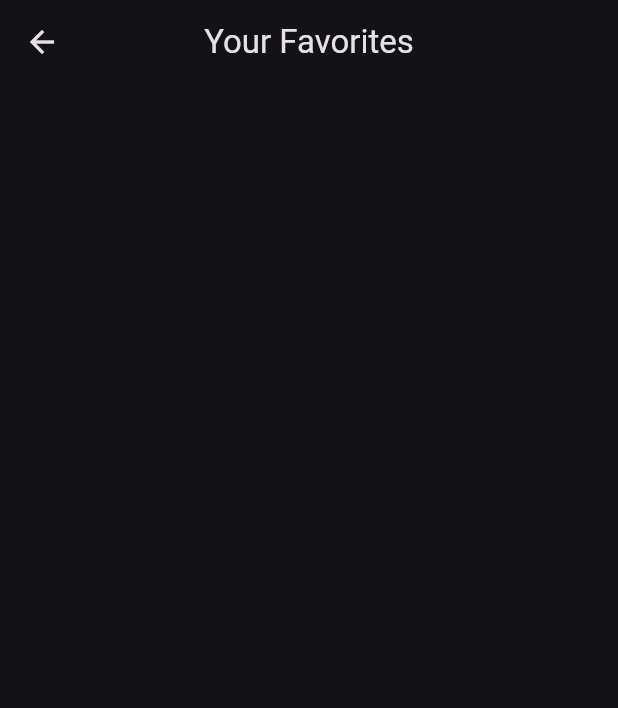
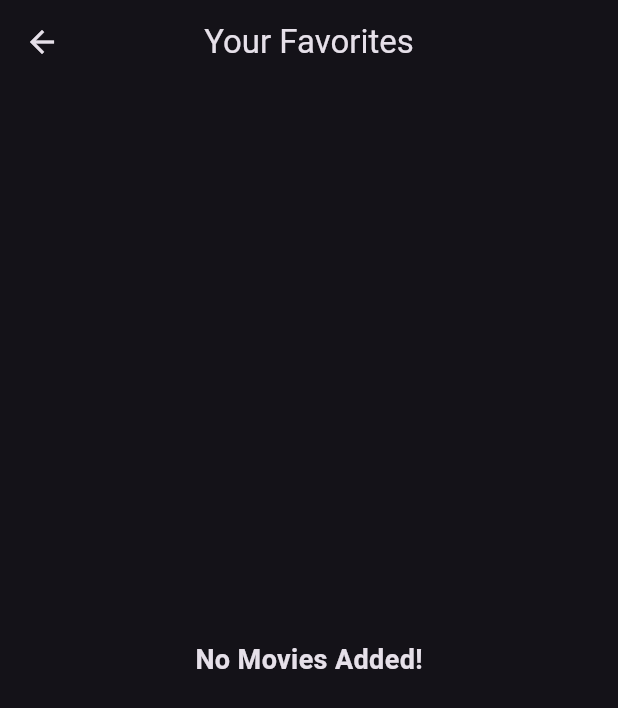
Before and after one commit to madhurchouhan7/favorite_movies_app, a Flutter app: the FavoriteMoviesScreen screen opened directly, on a phone screen of 412 x 824 dp. Shown: the top 708 px of the screen. Run offline on Flutter 3.47's test engine with Material 3 defaults, Android fonts, the phone set to English and light mode, and no system bars.

Commit message:
some more changes

```diff
--- a/lib/screens/favorite_movies_screen.dart
+++ b/lib/screens/favorite_movies_screen.dart
@@ -18,7 +18,14 @@ class FavoriteMoviesScreen extends StatelessWidget {
         builder: (ctx, movieProvider, child) {
           final favoriteMovies = movieProvider.favoriteMovies;
 
-          return GridView.builder(
+          return favoriteMovies.isEmpty
+              ? const Center(
+                  child: Text(
+                    "No Movies Added!",
+                    style: TextStyle(fontSize: 18, fontWeight: FontWeight.w600),
+                  ),
+                )
+              : GridView.builder(
                   padding: const EdgeInsets.all(10),
                   itemCount: favoriteMovies.length,
                   gridDelegate: const SliverGridDelegateWithFixedCrossAxisCount(
```
Lines whose indentation alone changed are shown as unchanged.
